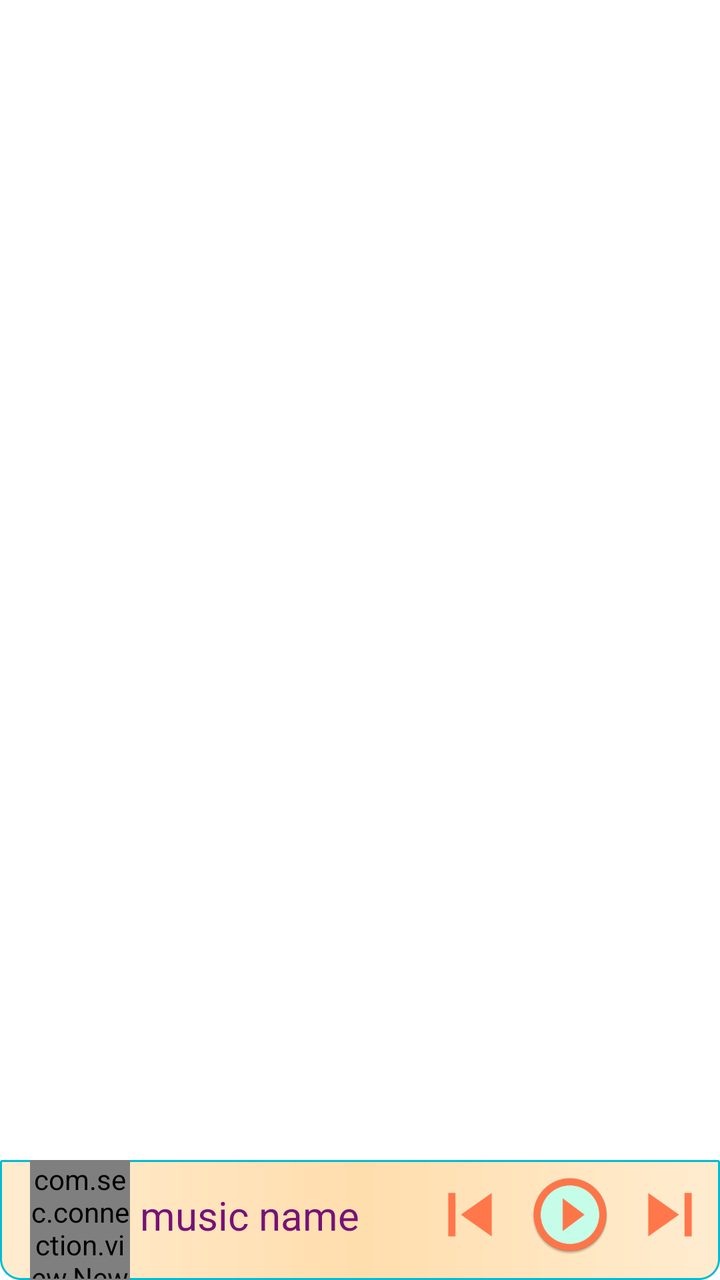
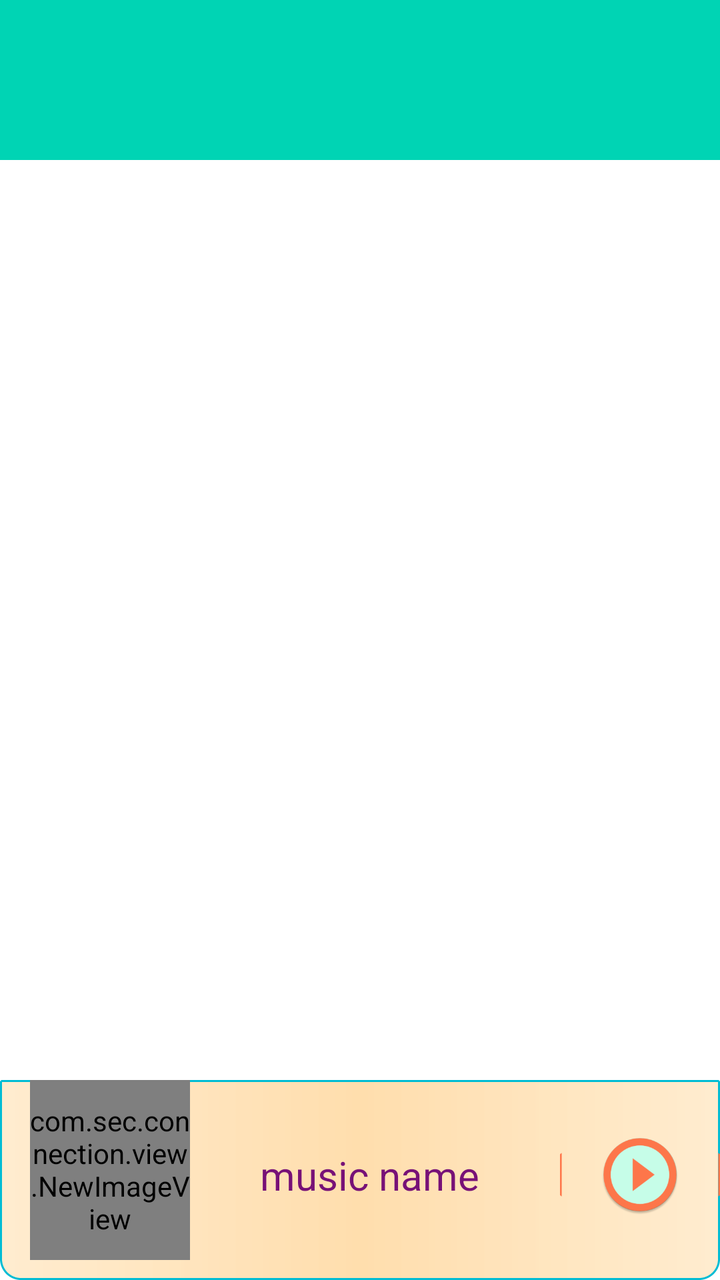

Before-and-after screenshots of an Android layout around one commit, followed by the original layout XML and the change that was made.
<!-- AndroidManifest.xml: activity theme AppBaseTheme -->
<!-- res/layout/activity_test_view_pager.xml -->
<?xml version="1.0" encoding="utf-8"?>
<FrameLayout
    xmlns:android="http://schemas.android.com/apk/res/android"
    xmlns:app="http://schemas.android.com/apk/res-auto"
    xmlns:tools="http://schemas.android.com/tools"
    android:layout_width="match_parent"
    android:layout_height="match_parent"
    tools:context="com.sec.connection.vpview.TestViewPagerActivity">
    
    <TabHost
        android:id="@android:id/tabhost"
        android:layout_width="match_parent"
        android:layout_height="match_parent"
        android:layout_marginBottom="60dp">

        <LinearLayout
            android:layout_width="match_parent"
            android:layout_height="match_parent"
            android:orientation="vertical"
            tools:context=".MainActivity">

            <TabWidget
                android:id="@android:id/tabs"
                android:layout_width="match_parent"
                android:layout_height="wrap_content"
                android:background="@color/playingcolor">
            </TabWidget>
            <FrameLayout
                android:id="@android:id/tabcontent"
                android:layout_width="match_parent"
                android:layout_height="wrap_content"
                android:background="@android:color/white">

                <androidx.viewpager.widget.ViewPager
                    android:id="@+id/viewpager"
                    android:layout_width="wrap_content"
                    android:layout_height="wrap_content"
                    tools:ignore="SpeakableTextPresentCheck" />

                <TextView
                    android:id="@+id/tab1"
                    android:layout_width="wrap_content"
                    android:layout_height="wrap_content"/>

                <TextView
                    android:id="@+id/tab2"
                    android:layout_width="wrap_content"
                    android:layout_height="wrap_content"/>

                <TextView
                    android:id="@+id/tab3"
                    android:layout_width="wrap_content"
                    android:layout_height="wrap_content"/>

                <TextView
                    android:id="@+id/tab4"
                    android:layout_width="wrap_content"
                    android:layout_height="wrap_content"/>
            </FrameLayout>

        </LinearLayout>
    </TabHost>
    <FrameLayout
        android:layout_width="match_parent"
        android:layout_height="wrap_content"
        android:layout_gravity="bottom">

        <LinearLayout
            android:id="@+id/list_controller"
            android:layout_width="match_parent"
            android:layout_height="60dp"
            android:layout_gravity="bottom"
            android:background="@drawable/round"
            android:orientation="horizontal"
            android:transitionName="sharedView">

            <TextView
                android:id="@+id/list_ac_musicname"
                android:layout_width="130dp"
                android:layout_height="wrap_content"
                android:layout_gravity="center"
                android:layout_marginLeft="70dp"
                android:ellipsize="marquee"
                android:focusable="true"
                android:focusableInTouchMode="true"
                android:marqueeRepeatLimit="marquee_forever"
                android:scrollHorizontally="true"
                android:singleLine="true"
                android:text="@string/music_name"
                android:textColor="#771177"
                android:textSize="20sp" />

            <LinearLayout
                android:layout_width="wrap_content"
                android:layout_height="wrap_content"
                android:layout_gravity="center"
                android:layout_marginLeft="10dp"
                android:gravity="center">

                <Button
                    android:id="@+id/st_ac_pre"
                    style="?android:attr/buttonStyleSmall"
                    android:layout_width="40dp"
                    android:layout_height="40dp"
                    android:layout_marginLeft="10dp"
                    android:background="@drawable/previous_button_ripple"
                    tools:ignore="SpeakableTextPresentCheck,TouchTargetSizeCheck" />

                <Button
                    android:id="@+id/st_ac_start"
                    style="?android:attr/buttonStyleSmall"
                    android:layout_width="40dp"
                    android:layout_height="40dp"
                    android:layout_marginLeft="10dp"
                    android:background="@drawable/start_button_ripple"
                    tools:ignore="TouchTargetSizeCheck,TouchTargetSizeCheck,SpeakableTextPresentCheck" />

                <Button
                    android:id="@+id/st_ac_stop"
                    style="?android:attr/buttonStyleSmall"
                    android:layout_width="40dp"
                    android:layout_height="40dp"
                    android:layout_marginLeft="10dp"
                    android:background="@drawable/stop_pause_button_ripple"
                    android:visibility="gone" />

                <Button
                    android:id="@+id/st_ac_pause"
                    style="?android:attr/buttonStyleSmall"
                    android:layout_width="40dp"
                    android:layout_height="40dp"
                    android:layout_marginLeft="10dp"
                    android:text="@string/pause"
                    android:textSize="15sp"
                    android:visibility="gone" />

                <Button
                    android:id="@+id/st_ac_next"
                    style="?android:attr/buttonStyleSmall"
                    android:layout_width="40dp"
                    android:layout_height="40dp"
                    android:layout_marginLeft="10dp"
                    android:layout_marginRight="10dp"
                    android:background="@drawable/next_button_ripple"
                    tools:ignore="SpeakableTextPresentCheck,TouchTargetSizeCheck" />

            </LinearLayout>
        </LinearLayout>

        <com.sec.connection.view.NewImageView
            android:id="@+id/list_ac_p"
            android:layout_width="50dp"
            android:layout_height="60dp"
            android:layout_marginLeft="15dp"
            android:clickable="true"
            android:paddingBottom="0.5sp"
            tools:ignore="SpeakableTextPresentCheck" />
    </FrameLayout>

</FrameLayout>
<!-- resources referenced by this layout -->
<resources>
  <color name="playingcolor">#00BCD4</color>
  <!-- drawable next_button_ripple (drawable) -->
  <?xml version="1.0" encoding="utf-8"?>
  <ripple xmlns:android="http://schemas.android.com/apk/res/android"
          xmlns:tools="http://schemas.android.com/tools"
          android:color="@android:color/darker_gray"
          tools:targetApi="lollipop">
      <item>
          <bitmap android:src="@drawable/next_button" />
      </item>
  </ripple>
  <!-- drawable previous_button_ripple (drawable) -->
  <?xml version="1.0" encoding="utf-8"?>
  <ripple xmlns:android="http://schemas.android.com/apk/res/android"
          xmlns:tools="http://schemas.android.com/tools"
          android:color="@android:color/darker_gray"
          tools:targetApi="lollipop">
      <item>
          <bitmap android:src="@drawable/privious_button" />
      </item>
  </ripple>
  <!-- drawable round (drawable) -->
  <?xml version="1.0" encoding="utf-8"?>
  <shape xmlns:android="http://schemas.android.com/apk/res/android" >
      <stroke 
          android:color="@color/playingcolor"
          android:width="1dp"
          android:dashWidth="1dp"/>
  	<gradient
  		android:centerColor="@color/c_center"
  		android:startColor="@color/c_start"
  		android:endColor="@color/c_end"/>
  	<padding
  		android:bottom="5dp"/>
  	<corners
  		android:bottomLeftRadius="10dp"
  	    android:bottomRightRadius="10dp"/>
  </shape>
  <!-- drawable start_button_ripple (drawable) -->
  <?xml version="1.0" encoding="utf-8"?>
  <ripple xmlns:android="http://schemas.android.com/apk/res/android"
          xmlns:tools="http://schemas.android.com/tools"
          android:color="@android:color/darker_gray"
          tools:targetApi="lollipop">
      <item>
          <bitmap android:src="@drawable/start_button" />
      </item>
  </ripple>
  <!-- drawable stop_pause_button_ripple (drawable) -->
  <?xml version="1.0" encoding="utf-8"?>
  <ripple xmlns:android="http://schemas.android.com/apk/res/android"
          xmlns:tools="http://schemas.android.com/tools"
          android:color="@android:color/darker_gray"
          tools:targetApi="lollipop">
      <item>
          <bitmap android:src="@drawable/pause_button" />
      </item>
  </ripple>
  <string name="music_name">music name</string>
  <string name="pause">pause</string>
  <style name="AppBaseTheme" parent="Theme.AppCompat.Light">
          <item name="actionBarTheme">@style/ActionBar</item>
          <item name="android:windowFullscreen">true</item>
          <item name="android:windowBackground">@color/app_back_ground</item>
          <item name="android:windowIsTranslucent">true</item>
          <item name="android:backgroundDimEnabled">true</item>
      </style>
  <!-- drawable next_button: png bitmap (drawable-hdpi, 575 bytes) -->
  <!-- drawable privious_button: png bitmap (drawable-hdpi, 656 bytes) -->
  <color name="c_center">#FFDEAD</color>
  <color name="c_start">#F2FFEBCD</color>
  <color name="c_end">#F2FFEBCD</color>
  <!-- drawable start_button: png bitmap (drawable-hdpi, 3560 bytes) -->
  <!-- drawable pause_button: png bitmap (drawable-hdpi, 3434 bytes) -->
  <style name="ActionBar" parent="Theme.AppCompat.Light">
          <item name="android:textColor">@android:color/holo_blue_bright</item>
      </style>
  <color name="app_back_ground">#00ffffff</color>
</resources>

<!-- the commit's change to res/layout/activity_test_view_pager.xml (unified diff, before → after) -->
@@ -11,7 +11,7 @@
         android:id="@android:id/tabhost"
         android:layout_width="match_parent"
         android:layout_height="match_parent"
-        android:layout_marginBottom="60dp">
+        android:layout_marginBottom="101dp">
 
         <LinearLayout
             android:layout_width="match_parent"
@@ -22,8 +22,8 @@
             <TabWidget
                 android:id="@android:id/tabs"
                 android:layout_width="match_parent"
-                android:layout_height="wrap_content"
-                android:background="@color/playingcolor">
+                android:layout_height="80dp"
+                android:background="@color/tab_color">
             </TabWidget>
             <FrameLayout
                 android:id="@android:id/tabcontent"
@@ -68,7 +68,7 @@
         <LinearLayout
             android:id="@+id/list_controller"
             android:layout_width="match_parent"
-            android:layout_height="60dp"
+            android:layout_height="100dp"
             android:layout_gravity="bottom"
             android:background="@drawable/round"
             android:orientation="horizontal"
@@ -79,7 +79,7 @@
                 android:layout_width="130dp"
                 android:layout_height="wrap_content"
                 android:layout_gravity="center"
-                android:layout_marginLeft="70dp"
+                android:layout_marginLeft="130dp"
                 android:ellipsize="marquee"
                 android:focusable="true"
                 android:focusableInTouchMode="true"
@@ -94,7 +94,7 @@
                 android:layout_width="wrap_content"
                 android:layout_height="wrap_content"
                 android:layout_gravity="center"
-                android:layout_marginLeft="10dp"
+                android:layout_marginLeft="20dp"
                 android:gravity="center">
 
                 <Button
@@ -149,8 +149,8 @@
 
         <com.sec.connection.view.NewImageView
             android:id="@+id/list_ac_p"
-            android:layout_width="50dp"
-            android:layout_height="60dp"
+            android:layout_width="80dp"
+            android:layout_height="90dp"
             android:layout_marginLeft="15dp"
             android:clickable="true"
             android:paddingBottom="0.5sp"
<!-- resource entries referenced after the edit -->
@@ -1,5 +1,6 @@
 <!-- resources referenced by this layout -->
 <resources>
+  <color name="tab_color">#00D4B4</color>
   <color name="playingcolor">#00BCD4</color>
   <!-- drawable next_button_ripple (drawable) -->
   <?xml version="1.0" encoding="utf-8"?>
